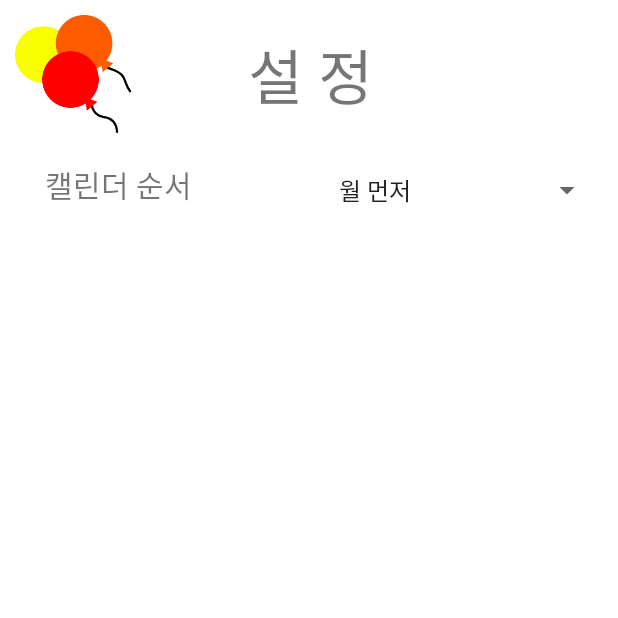
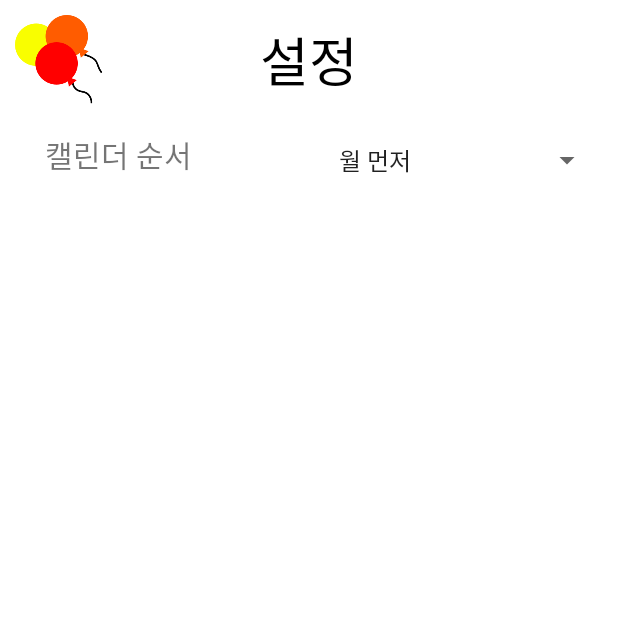
Before and after one commit to sungwon-097/UI_project, an Android app: the SettingActivity screen opened directly, with no data from a screen before it, on a phone screen of 412 x 824 dp, the top half of it. Run offline under Robolectric (Android 15) with nearby library versions, the phone set to English and light mode, and no system bars.

Commit message:
#18 Setting화면 레이아웃 변경

```diff
--- a/src/app/src/main/res/layout/activity_setting.xml
+++ b/src/app/src/main/res/layout/activity_setting.xml
@@ -5,27 +5,26 @@
     android:padding="10dp"
     android:orientation="vertical">
 
-    <LinearLayout
+    <FrameLayout
         android:layout_width="match_parent"
         android:layout_height="wrap_content"
         android:orientation="horizontal">
 
 <!--    좌상단 로고-->
         <ImageView
-            android:layout_width="80dp"
-            android:layout_height="80dp"
+            android:layout_width="60dp"
+            android:layout_height="60dp"
             android:src="@drawable/logo"/>
 
 <!--    "설정" 화면 Title-->
         <TextView
             android:layout_width="wrap_content"
             android:layout_height="wrap_content"
-            android:layout_marginLeft="75dp"
-            android:layout_marginTop="10dp"
-            android:text="설 정"
-            android:textSize="40dp" />
-
-    </LinearLayout>
+            android:text="설정"
+            android:textSize="35dp"
+            android:textColor="@color/black"
+            android:layout_gravity="center"/>
+    </FrameLayout>
 
 <!--    캘린더 순서-->
     <LinearLayout
```
